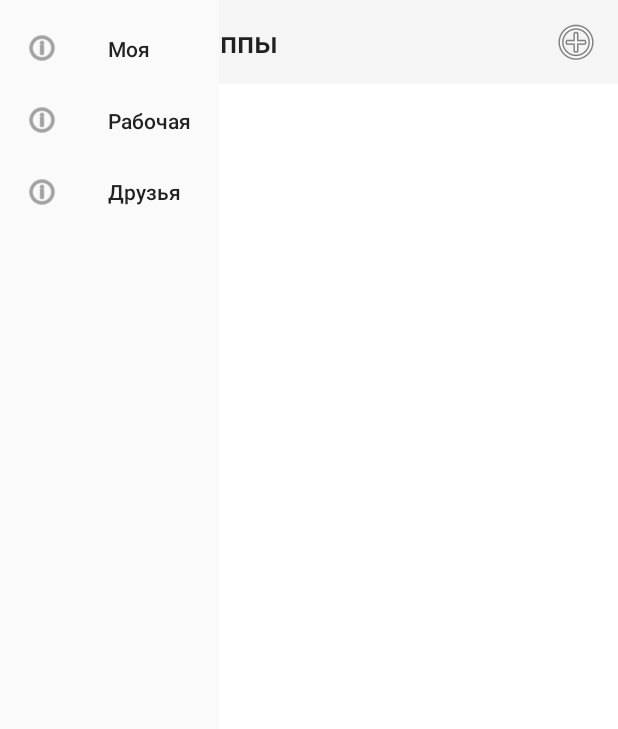
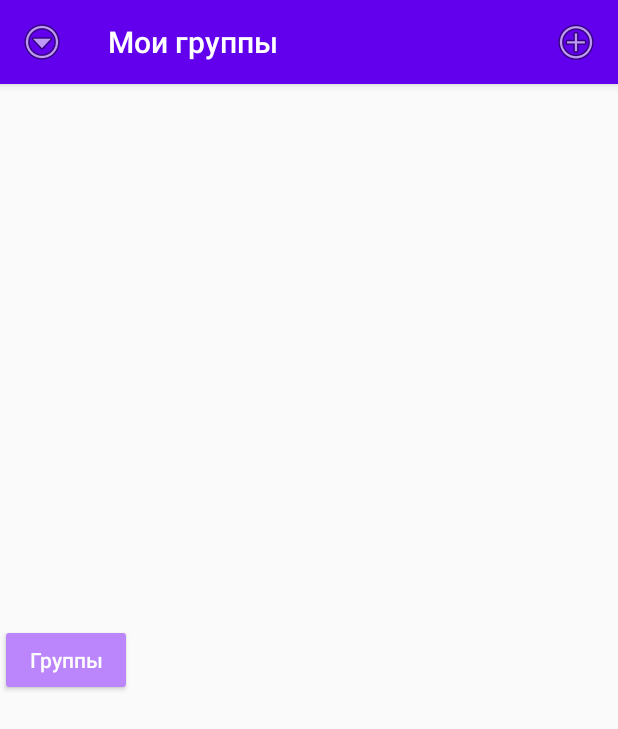
Before and after one commit to EvgenijShmelev/Eproject, an Android app: the GeneralMenu screen opened directly, with no data from a screen before it, on a phone screen of 412 x 824 dp. Shown: the top 729 px of the screen. Run offline under Robolectric (Android 15) with nearby library versions, the light colour scheme and no system bars; Roboto replaces fonts that are not available here.

Commit message:
Чекпоинт 1

```diff
--- a/app/build.gradle.kts
+++ b/app/build.gradle.kts
@@ -1,7 +1,6 @@
 plugins {
     alias(libs.plugins.android.application)
     alias(libs.plugins.kotlin.android)
-    // Удален kotlin-kapt, так как Room больше не используется
 }
 
 android {
@@ -51,7 +50,7 @@
     implementation(libs.androidx.fragment.ktx)
 
     // UI
-    implementation(libs.material)
+    implementation(libs.android.material)  // Исправлено с libs.material
     implementation(libs.androidx.constraintlayout)
     implementation(libs.androidx.recyclerview)
     implementation(libs.androidx.cardview)
@@ -59,6 +58,9 @@
     // Navigation
     implementation(libs.androidx.navigation.fragment.ktx)
     implementation(libs.androidx.navigation.ui.ktx)
+
+    // DrawerLayout
+    implementation(libs.androidx.drawerlayout)
 
     // Material 3
     implementation(libs.androidx.material3)
--- a/app/src/main/java/com/example/eproject/GeneralMenu.kt
+++ b/app/src/main/java/com/example/eproject/GeneralMenu.kt
@@ -5,6 +5,7 @@
 import android.view.MenuItem
 import android.widget.Toast
 import androidx.appcompat.app.AppCompatActivity
+import androidx.core.view.GravityCompat
 import androidx.drawerlayout.widget.DrawerLayout
 import com.google.android.material.navigation.NavigationView
 
@@ -16,10 +17,42 @@
         setContentView(R.layout.activity_general)
 
         setSupportActionBar(findViewById(R.id.toolbar))
-        supportActionBar?.setDisplayHomeAsUpEnabled(true)
-        supportActionBar?.setHomeAsUpIndicator(android.R.drawable.ic_menu_more)
+        supportActionBar?.apply {
+            setDisplayHomeAsUpEnabled(true)
+            setHomeAsUpIndicator(android.R.drawable.ic_menu_more)
+        }
 
         setupNavigationDrawer()
+        setupButtonListener()
+    }
+
+    private fun setupButtonListener() {
+        findViewById<android.widget.Button>(R.id.btn_open_groups).setOnClickListener {
+            toggleDrawer()
+        }
+    }
+
+    private fun toggleDrawer() {
+        val drawer = findViewById<DrawerLayout>(R.id.drawer_layout)
+        if (drawer.isDrawerOpen(GravityCompat.START)) {
+            drawer.closeDrawer(GravityCompat.START)
+        } else {
+            drawer.openDrawer(GravityCompat.START)
+        }
+    }
+
+    private fun setupNavigationDrawer() {
+        val navView = findViewById<NavigationView>(R.id.nav_view)
+        updateNavigationMenu(navView.menu)
+
+        navView.setNavigationItemSelectedListener { menuItem ->
+            if (menuItem.itemId >= 0 && menuItem.itemId < userGroups.size) {
+                val selectedGroup = userGroups[menuItem.itemId]
+                Toast.makeText(this, "Выбрана: $selectedGroup", Toast.LENGTH_SHORT).show()
+            }
+            findViewById<DrawerLayout>(R.id.drawer_layout).closeDrawer(GravityCompat.START)
+            true
+        }
     }
 
     override fun onCreateOptionsMenu(menu: Menu): Boolean {
@@ -34,20 +67,6 @@
                 true
             }
             else -> super.onOptionsItemSelected(item)
-        }
-    }
-
-    private fun setupNavigationDrawer() {
-        val drawerLayout = findViewById<DrawerLayout>(R.id.drawer_layout)
-        val navView = findViewById<NavigationView>(R.id.nav_view)
-
-        updateNavigationMenu(navView.menu)
-
-        navView.setNavigationItemSelectedListener { menuItem ->
-            val selectedGroup = userGroups[menuItem.itemId]
-            Toast.makeText(this, "Выбрана: $selectedGroup", Toast.LENGTH_SHORT).show()
-            drawerLayout.closeDrawers()
-            true
         }
     }
 
@@ -66,8 +85,11 @@
     }
 
     private fun addNewGroup(groupName: String) {
-        userGroups.add(groupName)
-        updateNavigationMenu(findViewById<NavigationView>(R.id.nav_view).menu)
+        if (groupName.isNotBlank() && !userGroups.contains(groupName)) {
+            userGroups.add(groupName)
+            val navView = findViewById<NavigationView>(R.id.nav_view)
+            updateNavigationMenu(navView.menu)
+        }
     }
 
     private fun updateNavigationMenu(menu: Menu) {
--- a/app/src/main/res/layout/activity_general.xml
+++ b/app/src/main/res/layout/activity_general.xml
@@ -2,36 +2,53 @@
 <androidx.drawerlayout.widget.DrawerLayout
     xmlns:android="http://schemas.android.com/apk/res/android"
     xmlns:app="http://schemas.android.com/apk/res-auto"
+    xmlns:tools="http://schemas.android.com/tools"
     android:id="@+id/drawer_layout"
     android:layout_width="match_parent"
     android:layout_height="match_parent"
-    android:background="@android:color/white"
-    android:orientation="vertical">
+    android:fitsSystemWindows="true"
+    tools:context=".GeneralMenu">
 
-    <!-- Основной контент -->
-    <FrameLayout
-        android:id="@+id/content_frame"
+    <LinearLayout
         android:layout_width="match_parent"
         android:layout_height="match_parent"
-        android:background="@android:color/white" >
+        android:orientation="vertical">
 
         <androidx.appcompat.widget.Toolbar
             android:id="@+id/toolbar"
             android:layout_width="match_parent"
-            android:layout_height="wrap_content"
-            android:background="?attr/colorPrimary"
+            android:layout_height="?attr/actionBarSize"
+            android:background="@color/purple_500"
+            android:elevation="4dp"
+            android:theme="@style/ThemeOverlay.AppCompat.Dark.ActionBar"
             app:popupTheme="@style/ThemeOverlay.AppCompat.Light"
             app:title="Мои группы" />
 
-        <com.google.android.material.navigation.NavigationView
-            android:id="@+id/nav_view"
-            android:layout_width="146dp"
-            android:layout_height="match_parent"
-            android:layout_gravity="start"
-            app:menu="@menu/groups_menu" />
-    </FrameLayout>
+        <FrameLayout
+            android:id="@+id/content_frame"
+            android:layout_width="match_parent"
+            android:layout_height="match_parent">
 
-    <!-- Боковое меню -->
-    <!-- Только ссылка на внешний файл -->
+            <Button
+                android:id="@+id/btn_open_groups"
+                android:layout_width="wrap_content"
+                android:layout_height="wrap_content"
+                android:layout_gravity="start|center_vertical"
+                android:text="Группы"
+                android:textAllCaps="false"
+                android:textColor="@android:color/white"
+                android:backgroundTint="@color/purple_200"/>
+        </FrameLayout>
+    </LinearLayout>
 
+    <com.google.android.material.navigation.NavigationView
+        android:id="@+id/nav_view"
+        android:layout_width="280dp"
+        android:layout_height="match_parent"
+        android:layout_gravity="start"
+        android:background="@android:color/white"
+        app:headerLayout="@layout/nav_header"
+        app:itemIconTint="@color/purple_500"
+        app:itemTextColor="@color/black"
+        app:menu="@menu/groups_menu" />
 </androidx.drawerlayout.widget.DrawerLayout>
--- a/gradle/libs.versions.toml
+++ b/gradle/libs.versions.toml
@@ -1,7 +1,6 @@
 [versions]
 androidx-core = "1.12.0"
 androidx-appcompat = "1.6.1"
-androidx-material = "1.10.0"
 androidx-constraintlayout = "2.1.4"
 androidx-activity = "1.8.0"
 junit = "4.13.2"
@@ -10,6 +9,8 @@
 androidx-navigation = "2.7.4"
 kotlinx-coroutines = "1.7.3"
 androidx-material3 = "1.2.0"
+drawerlayout = "1.2.0"
+material = "1.11.0"  # Единственное определение версии для Material
 
 [libraries]
 # Core
@@ -17,9 +18,10 @@
 androidx-appcompat = { module = "androidx.appcompat:appcompat", version.ref = "androidx-appcompat" }
 androidx-activity-ktx = { module = "androidx.activity:activity-ktx", version.ref = "androidx-activity" }
 androidx-fragment-ktx = { module = "androidx.fragment:fragment-ktx", version = "1.6.1" }
+androidx-drawerlayout = { group = "androidx.drawerlayout", name = "drawerlayout", version.ref = "drawerlayout" }
 
 # UI
-material = { module = "com.google.android.material:material", version.ref = "androidx-material" }
+android-material = { module = "com.google.android.material:material", version.ref = "material" }  # Единственное определение
 androidx-constraintlayout = { module = "androidx.constraintlayout:constraintlayout", version.ref = "androidx-constraintlayout" }
 androidx-recyclerview = { module = "androidx.recyclerview:recyclerview", version = "1.3.2" }
 androidx-cardview = { module = "androidx.cardview:cardview", version = "1.0.0" }
```
Also changed, not shown: app/src/main/res/layout/nav_header.xml (added, +24 -0 lines).
